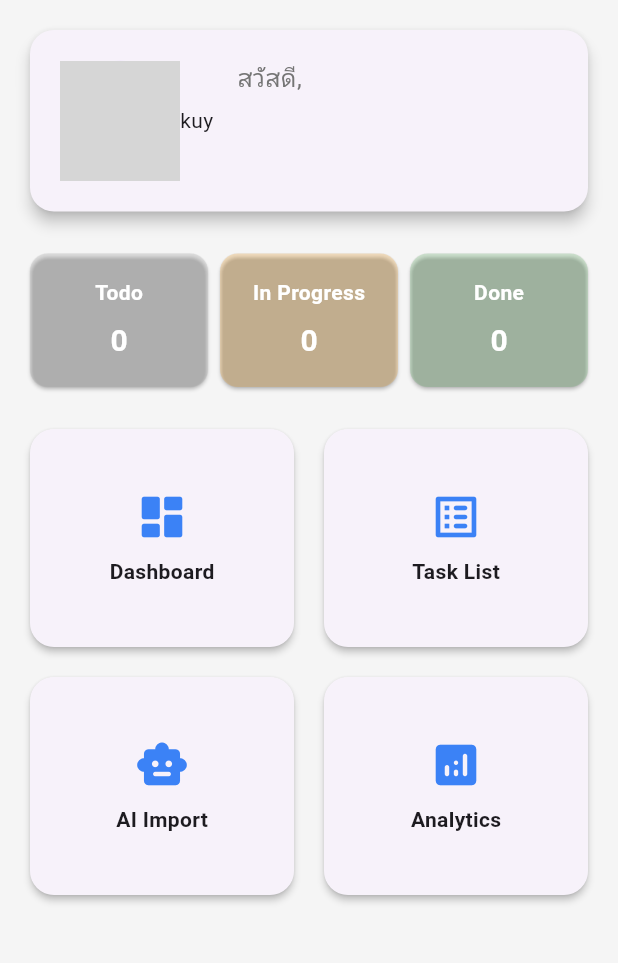
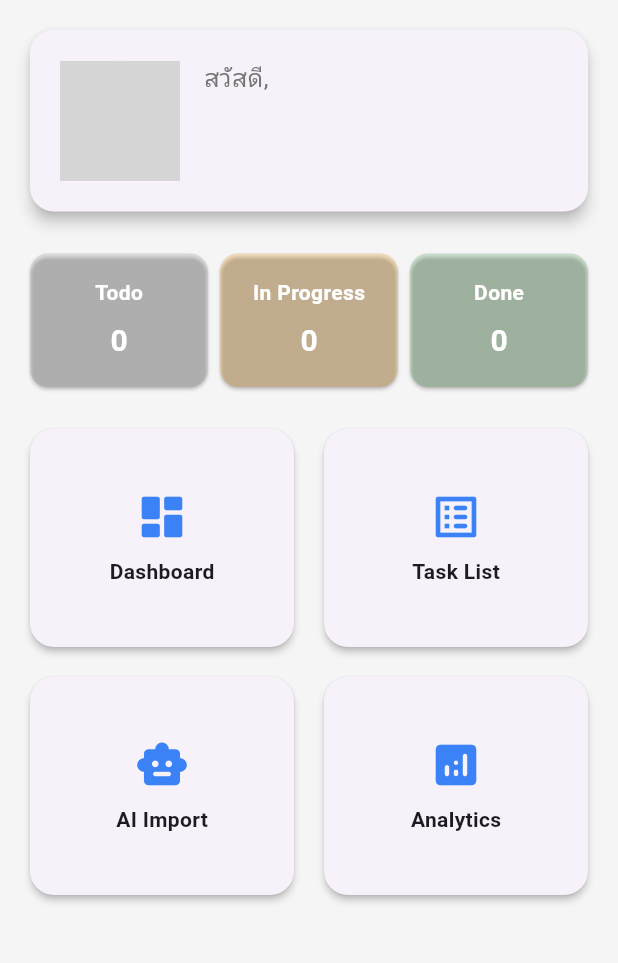
Before and after one commit to KR13SD/ai_task_management, a Flutter app: the HomePage screen opened by its route, on a phone screen of 412 x 824 dp, the part 84-1047 px from its top. Run offline on Flutter 3.47's test engine with Material 3 defaults, Android fonts, the phone set to English and light mode, and no system bars; our stand-ins replace cloud_firestore, firebase_auth, firebase_core, firebase_storage, get, google_fonts and 2 more; accounts and stored records are empty; Roboto replaces fonts that are missing (Kanit); grey boxes are pictures that could not be loaded.

Commit message:
delete text

```diff
--- a/lib/pages/home_page.dart
+++ b/lib/pages/home_page.dart
@@ -107,7 +107,6 @@ class HomePage extends StatelessWidget {
                           as ImageProvider,
               ),
             ),
-            const Text('kuy'),
             const SizedBox(width: 16),
             Expanded(
               child: Column(
```
